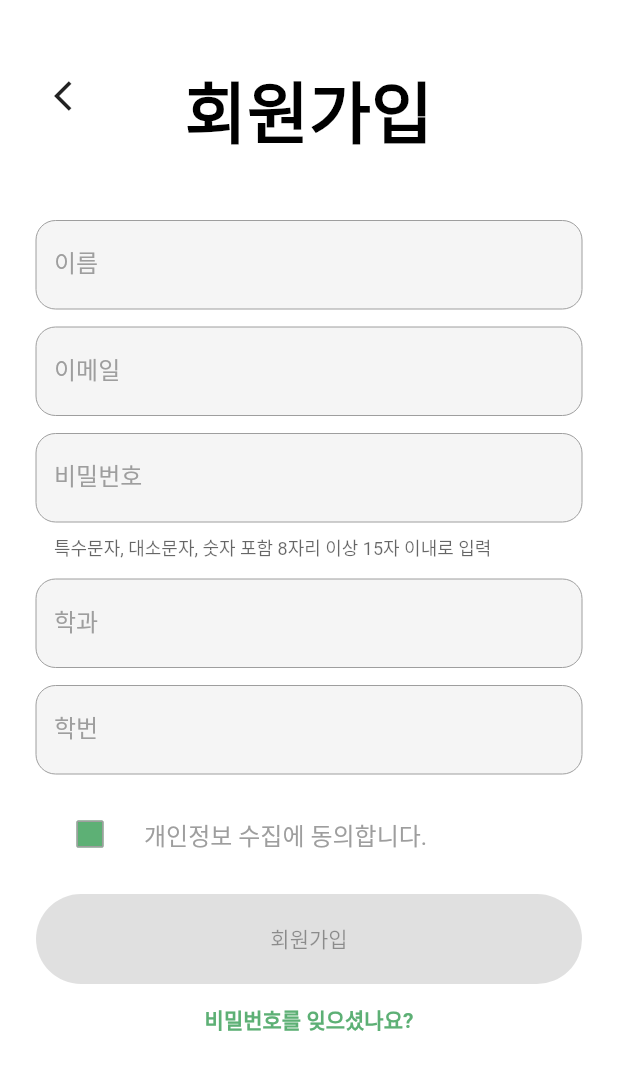
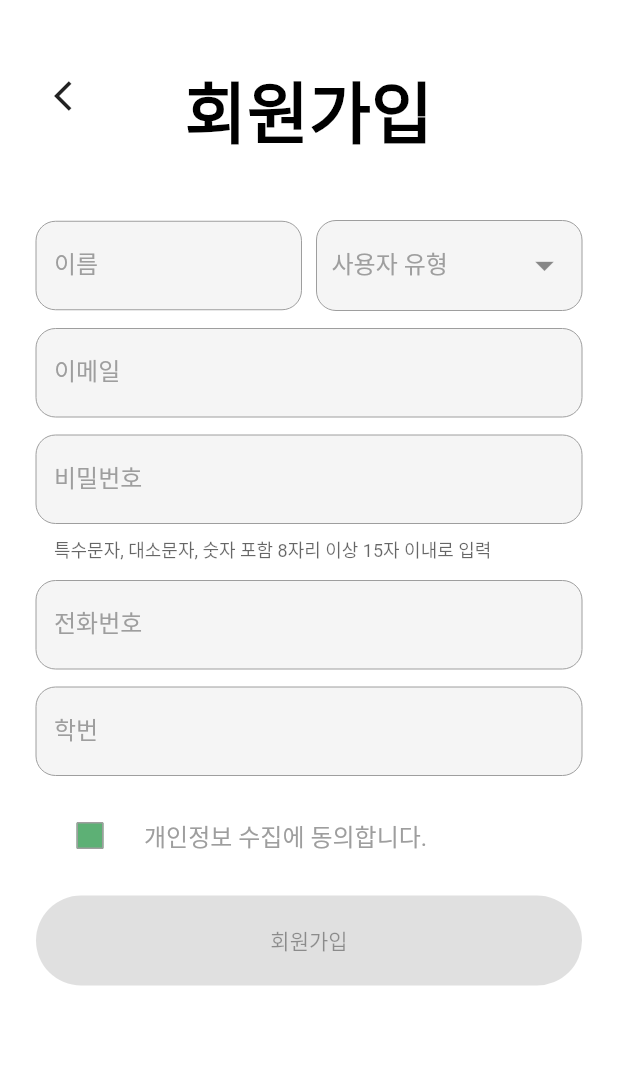
Before and after one commit to 2022-spring-AjouCSCapstone2/lupin_app, a Flutter app: the SignUpPage screen opened directly, on a phone screen of 412 x 824 dp. Shown: the top 1070 px of the screen. Run offline on Flutter 3.47's test engine with Material 2 defaults, Android fonts, the phone set to English and light mode, and no system bars; our stand-ins replace cookie_jar, dio, dio_cookie_manager, dropdown_button2, fluttertoast; missing offline and left inert: record; network calls fail.

Commit message:
signup, logout 수정

```diff
--- /dev/null
+++ b/lib/src/toast.dart
@@ -0,0 +1 @@
+import 'package:fluttertoast/fluttertoast.dart';
--- a/lib/src/ui/0/signup.dart
+++ b/lib/src/ui/0/signup.dart
@@ -1,11 +1,12 @@
 import 'package:flutter/material.dart';
 import 'package:flutter/cupertino.dart';
 import 'package:lupin_app/src/validate.dart';
+import 'package:lupin_app/src/ui/0/login.dart';
 import 'package:dio/dio.dart';
-import 'package:dio_cookie_manager/dio_cookie_manager.dart';
-import 'package:cookie_jar/cookie_jar.dart';
 import 'package:crypto/crypto.dart';
 import 'dart:convert';
+import 'package:fluttertoast/fluttertoast.dart';
+import 'package:dropdown_button2/dropdown_button2.dart';
 
 class SignUpPage extends StatefulWidget {
   @override
@@ -16,42 +17,54 @@ class _SignUpPageState extends State<SignUpPage> {
   final _nameController = TextEditingController();
   final _mailController = TextEditingController();
   final _pwController = TextEditingController();
-  final _departController = TextEditingController();
+  final _phoneController = TextEditingController();
   final _sIdController = TextEditingController();
 
-  //위젯에 학생인지 교수인지 선택하는 거 추가해야함
+  final _userType = ['STUDENT', 'PROFESSOR'];
+  String? _selectedValue;
 
   bool? _isChecked = false;
 
   GlobalKey<FormState> formKey = GlobalKey<FormState>();
 
-  var dio = Dio();
-  var cookieJar = CookieJar();
+  var dio = Dio()
+    ..options.connectTimeout = 5000
+    ..options.receiveTimeout = 3000;
 
-  void cookie(Dio dio) {
-    dio.interceptors.add(CookieManager(cookieJar));
+  void showToast(String message) {
+    Fluttertoast.showToast(
+        msg: message,
+        backgroundColor: Colors.tealAccent,
+        textColor: Colors.black,
+        toastLength: Toast.LENGTH_SHORT,
+        gravity: ToastGravity.BOTTOM);
   }
 
   void postJoin() async {
     try {
       var value = sha256.convert(utf8.encode(_pwController.text));
       Response response = await dio.post(
-          'http://192.168.0.10:5000/users/join',
+          'http://3.37.234.117:5000/users/join',
           data: {
             'name': _nameController.text,
-            'userType': 'student', //선택한 걸로 되게 수정
+            'userType': _selectedValue,
             'userId': int.parse(_sIdController.text),
             'email': _mailController.text,
             'password': value.toString()
           });
       if(response.statusCode == 201) {
-        //login 페이지로 이동
+        Navigator.pushReplacement(
+          context,
+          MaterialPageRoute(
+            builder: (context) => const LoginPage(),
+          ),
+        );
       }
       else{
-        //에러 alert
+        showToast('이미 가입된 학번입니다.');
       }
     } catch (e) {
-      //error 나면 에러 창 띄워주기
+      showToast('이미 가입된 학번입니다.');
       print(e);
     }
   }
@@ -61,9 +74,13 @@ class _SignUpPageState extends State<SignUpPage> {
   }
 
   buttonFunction(){
-    formKey.currentState?.validate();
-    //validate가 성공일 때만
+    if(formKey.currentState!.validate()){
+      formKey.currentState!.save();
       postJoin();
+    }
+    else {
+      print('validate err');
+    }
   }
 
   @override
@@ -95,7 +112,11 @@ class _SignUpPageState extends State<SignUpPage> {
                   ],
                 ),
                 const SizedBox(height: 40),
-                TextFormField(
+                Row(
+                  children: [
+                    Expanded(
+                      flex: 1,
+                      child: TextFormField(
                         controller: _nameController,
                         decoration: InputDecoration(
                             filled: true,
@@ -103,6 +124,45 @@ class _SignUpPageState extends State<SignUpPage> {
                         ),
                         validator: (value) => CheckValidate().validateName(value),
                         autovalidateMode: AutovalidateMode.onUserInteraction,
+                      ),
+                    ),
+                    Container(width: 10,),
+                    Expanded(
+                      flex: 1,
+                        child: DropdownButtonFormField2(
+                          decoration: InputDecoration(
+                            isDense: true,
+                            contentPadding: EdgeInsets.only(left: 10),
+                            filled: true,
+                            labelText: '사용자 유형',
+                          ),
+                          icon: const Icon(
+                            Icons.arrow_drop_down,
+                            color: Colors.black45,
+                          ),
+                          iconSize: 30,
+                          buttonHeight: 60,
+                          buttonPadding: const EdgeInsets.only(right: 10),
+                          items: _userType.map((value) {
+                            return DropdownMenuItem(
+                              child: Container(
+                                  child: Text(value)
+                              ),
+                              value: value,);
+                          }).toList(),
+                          validator: (value) => CheckValidate().validateType(value.toString()),
+                          autovalidateMode: AutovalidateMode.onUserInteraction,
+                          onChanged: (String? value){
+                            setState(() {
+                              _selectedValue = value!;
+                            });
+                          },
+                          onSaved: (value) {
+                            _selectedValue = value.toString();
+                          },
+                        ),
+                    ),
+                  ],
                 ),
                 SizedBox(height: 12.0),
                 TextFormField(
@@ -128,12 +188,12 @@ class _SignUpPageState extends State<SignUpPage> {
                 ),
                 SizedBox(height: 12.0),
                 TextFormField(
-                  controller: _departController,
+                  controller: _phoneController,
                   decoration: InputDecoration(
                       filled: true,
-                      labelText: '학과'
+                      labelText: '전화번호'
                   ),
-                  validator: (value) => CheckValidate().validateDepart(value),
+                  validator: (value) => CheckValidate().validatePhone(value),
                   autovalidateMode: AutovalidateMode.onUserInteraction,
                 ),
                 SizedBox(height: 12.0),
@@ -164,10 +224,6 @@ class _SignUpPageState extends State<SignUpPage> {
                   onPressed: buttonEnable() ? () => buttonFunction() : null,
                   child: Text("회원가입"),
                 ),
-                TextButton(
-                  onPressed: (){},
-                  child: Text("비밀번호를 잊으셨나요?"),
-                )
               ],
             ),
           ),
--- a/pubspec.yaml
+++ b/pubspec.yaml
@@ -32,6 +32,8 @@ dependencies:
   cookie_jar: ^3.0.1
   dio_cookie_manager: ^2.0.0
   crypto: ^3.0.2
+  fluttertoast: ^8.0.9
+  dropdown_button2: ^1.4.0
 
 
 
```
Also changed, not shown: lib/src/ui/0/login.dart (+15 -2 lines), lib/src/ui/1/profile_page.dart (+12 -5 lines), lib/src/validate.dart (+11 -1 lines), pubspec.lock. Lines whose indentation alone changed are shown as unchanged.
